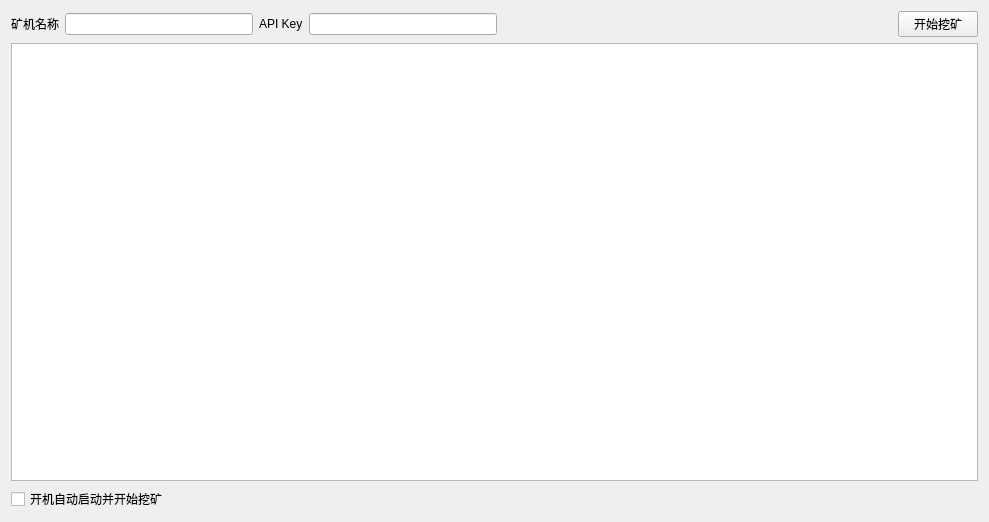
This is ui/HPoolMineWidget.ui in penglecn/ChiaTools as Qt 5 draws it before an edit. The edited form follows.
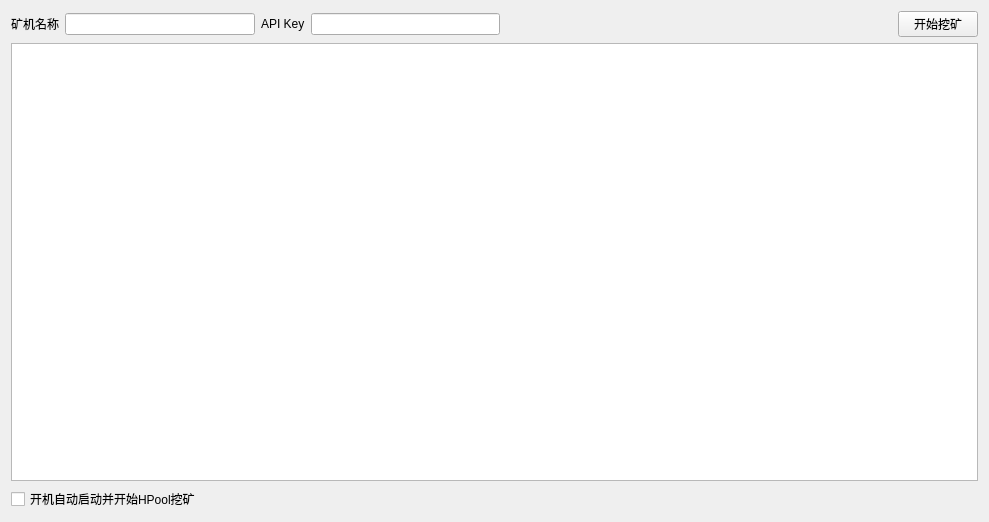
This is the edited form.

Commit message: 解决不能开机自动挖矿

```diff
--- a/ui/HPoolMineWidget.ui
+++ b/ui/HPoolMineWidget.ui
@@ -52,7 +52,7 @@
      <item>
       <widget class="QLabel" name="labelStatus">
        <property name="text">
-        <string>    </string>
+        <string/>
        </property>
       </widget>
      </item>
@@ -86,7 +86,7 @@
      <item>
       <widget class="QCheckBox" name="checkBoxAutoStart">
        <property name="text">
-        <string>开机自动启动并开始挖矿</string>
+        <string>开机自动启动并开始HPool挖矿</string>
        </property>
       </widget>
      </item>
```
The commit also changes 5 other files.
